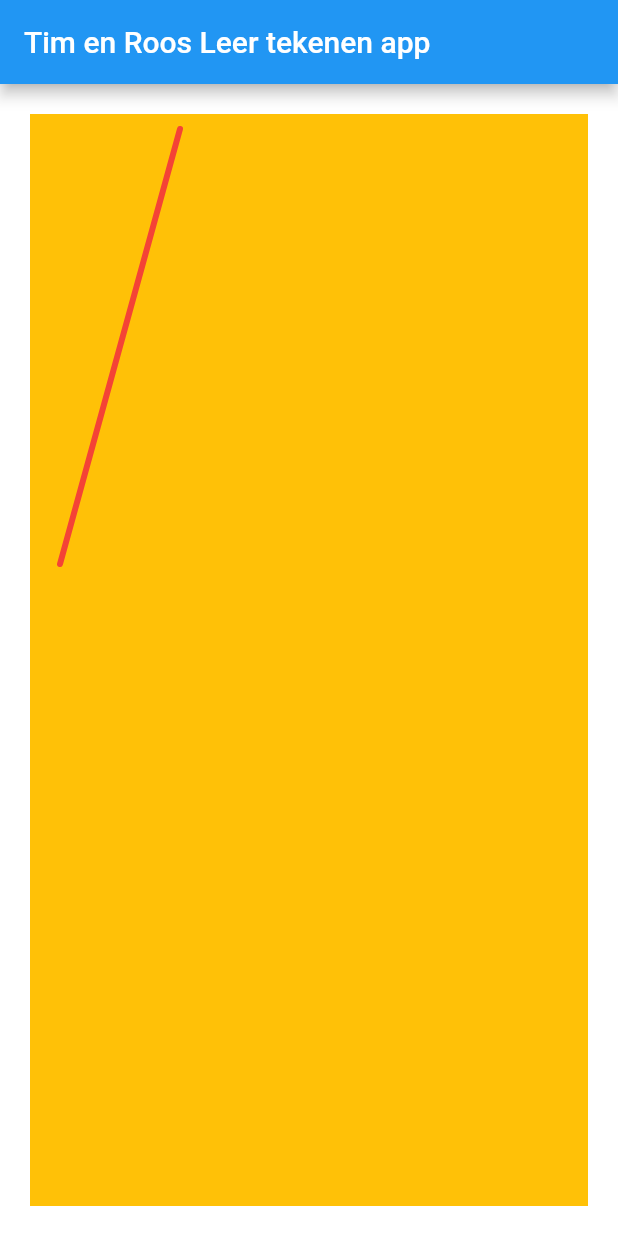
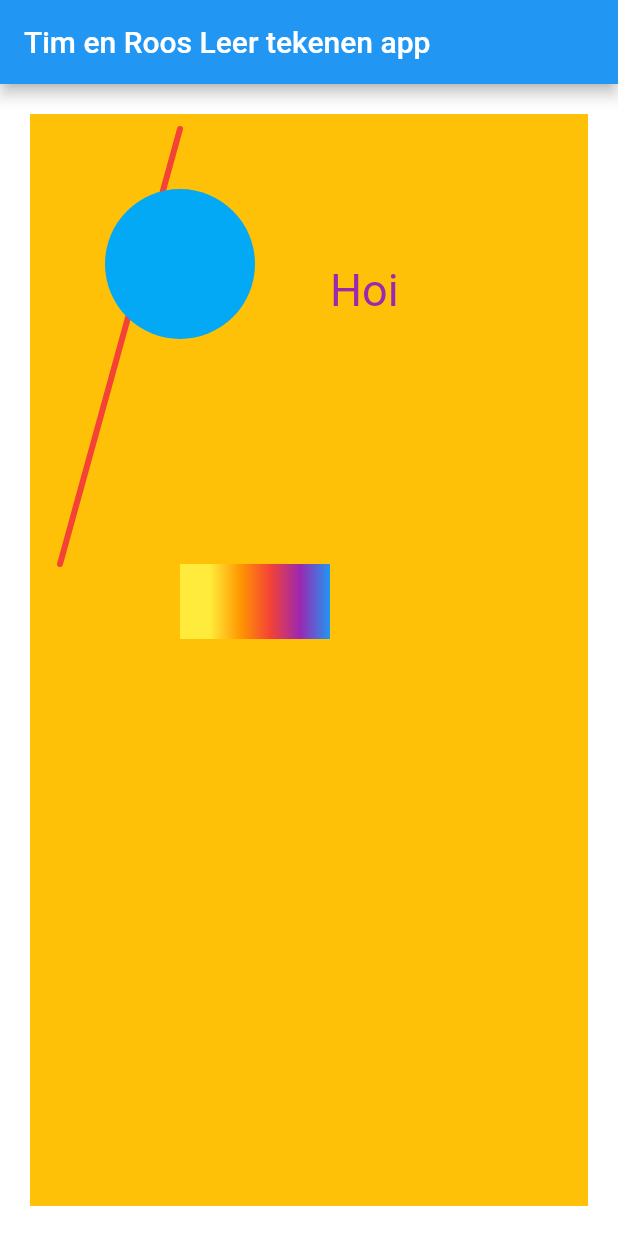
Before and after one commit to bluevoidnl/kidsDrawingApp, a Flutter app: the screen it shows after launch, on a phone screen of 412 x 824 dp. Run offline on Flutter 3.47's test engine with Material 2 defaults, Android fonts, the phone set to English and light mode, and no system bars.

Commit message:
add rainbowcolors

```diff
--- a/lib/TekenVel.dart
+++ b/lib/TekenVel.dart
@@ -2,14 +2,6 @@ import 'package:flutter/material.dart';
 
 class TekenVel extends CustomPainter {
   TekenVel();
-
-  final colorsRainbow = <Color>[
-    Colors.yellow,
-    Colors.orange,
-    Colors.red,
-    Colors.purple,
-    Colors.blue,
-  ];
 
   final rodeLijn = Paint()
     ..color = Colors.red
@@ -30,7 +22,7 @@ class TekenVel extends CustomPainter {
     // Typen vanaf hier =================================================================
 
     // kleur achtergrond
-    var rechthoekAlles = Offset.zero & velMaat;
+    var rechthoekAlles =  Offset.zero & velMaat;
     vel.drawRect(rechthoekAlles, geelVul);
 
     // teken een rode lijn
@@ -43,14 +35,15 @@ class TekenVel extends CustomPainter {
     //  }
 
     // cirkel
-    // vel.drawCircle(Offset(100,100), 50, blauwVul);
+    vel.drawCircle(Offset(100, 100), 50, blauwVul);
+
+    // tekst
+    drawText("Hoi", Colors.purple, vel, Offset(200, 100));
 
     // rechthoek
-    var rechthoek = Rect.fromPoints(Offset(100, 300), Offset(100, 350));
-    vel.drawRect(rechthoek, blauwVul);
-
-    // tekst
-    // drawText("Hoi", Colors.purple, velMaat, vel, Offset(200,100));
+    var rechthoek = Rect.fromPoints(Offset(100, 300), Offset(200, 350));
+    var kleur = regenboogVul(Offset(100, 300), Offset(200, 350));
+     vel.drawRect(rechthoek, kleur);
 
     // Hieronder niet typen ======================================================================
   }
@@ -60,7 +53,7 @@ class TekenVel extends CustomPainter {
     return false;
   }
 
-  void drawText(String text, Color color, Size size, Canvas canvas, Offset offset) {
+  void drawText(String text, Color color, Canvas canvas, Offset offset) {
     final textStyle = TextStyle(
       color: color,
       fontSize: 30,
@@ -76,9 +69,37 @@ class TekenVel extends CustomPainter {
     );
     textPainter.layout(
       minWidth: 0,
-      maxWidth: size.width,
+      maxWidth: 800,
     );
 
     textPainter.paint(canvas, offset);
   }
+
+  Paint regenboogLijn(Offset offset1, Offset offset2, {int dikte = 4}) {
+    return regenboog(offset1, offset2, PaintingStyle.stroke, dikte);
+  }
+
+  Paint regenboogVul(Offset offset1, Offset offset2) {
+    return regenboog(offset1, offset2, PaintingStyle.fill, 1);
+  }
+
+  Paint regenboog(Offset offset1, Offset offset2, PaintingStyle paintingStyle, int dikte) {
+    final colorsRainbow = <Color>[
+      Colors.yellow,
+      Colors.orange,
+      Colors.red,
+      Colors.purple,
+      Colors.blue,
+    ];
+    Gradient gradient = new LinearGradient(
+      colors: colorsRainbow,
+      stops: [0.2, 0.4, 0.6, 0.8, 1],
+    );
+    Rect rect = Rect.fromPoints(offset1, offset2);
+
+    return Paint()
+      ..shader = gradient.createShader(rect)
+      ..style = paintingStyle
+      ..strokeWidth = dikte.toDouble();
+  }
 }
```
